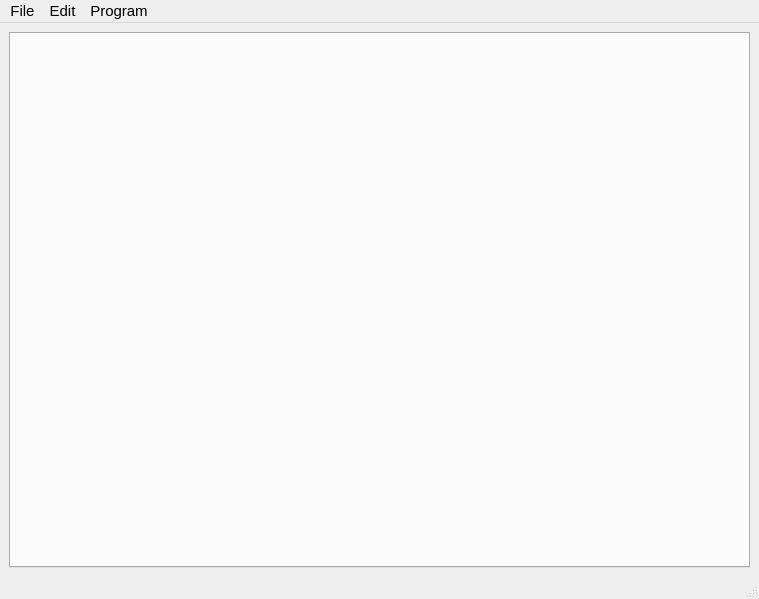
The window that EasyNotepad/mainwindow.ui (maurictg/EasyNotepad) describes before a commit, drawn with Qt 5.
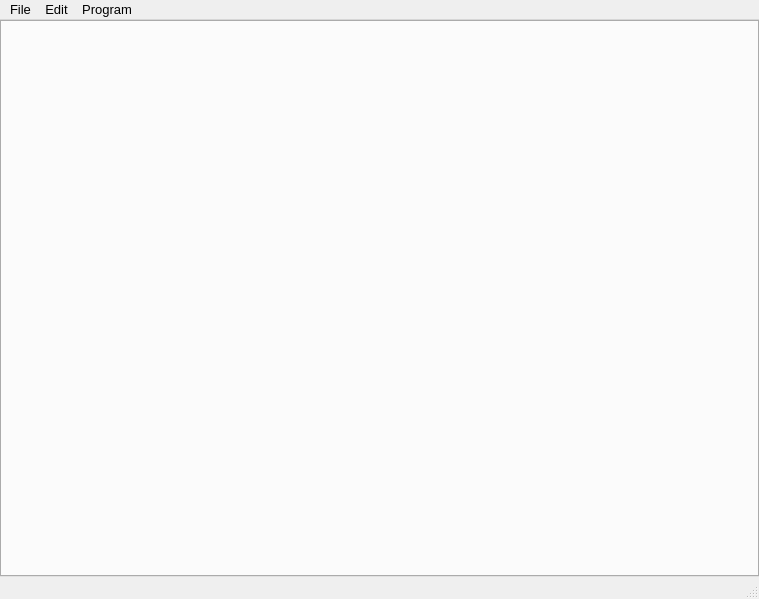
The same window after the commit.

```diff
--- a/EasyNotepad/mainwindow.ui
+++ b/EasyNotepad/mainwindow.ui
@@ -15,6 +15,18 @@
   </property>
   <widget class="QWidget" name="centralwidget">
    <layout class="QGridLayout" name="gridLayout">
+    <property name="leftMargin">
+     <number>0</number>
+    </property>
+    <property name="topMargin">
+     <number>0</number>
+    </property>
+    <property name="rightMargin">
+     <number>0</number>
+    </property>
+    <property name="bottomMargin">
+     <number>0</number>
+    </property>
     <item row="0" column="0">
      <widget class="QTabWidget" name="tabs">
       <property name="font">
@@ -35,12 +47,12 @@
      <x>0</x>
      <y>0</y>
      <width>759</width>
-     <height>27</height>
+     <height>23</height>
     </rect>
    </property>
    <property name="font">
     <font>
-     <pointsize>11</pointsize>
+     <pointsize>10</pointsize>
     </font>
    </property>
    <widget class="QMenu" name="menuFile">
```
Left out of the diff: 25 changed lines with no effect on the pictures.
